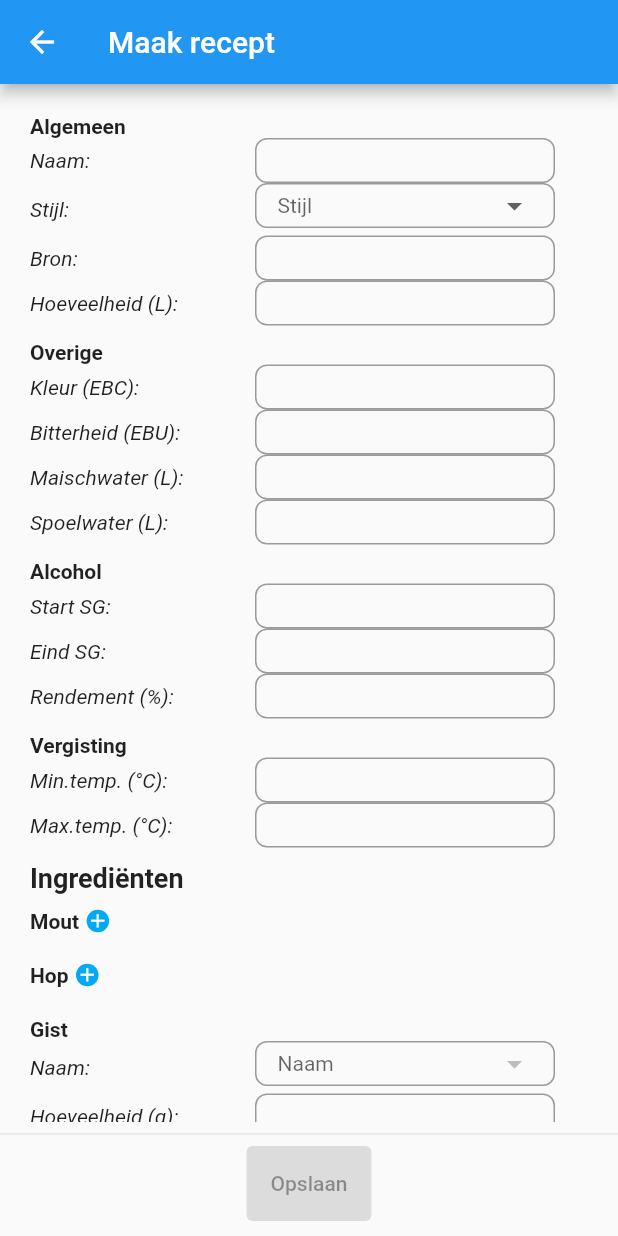
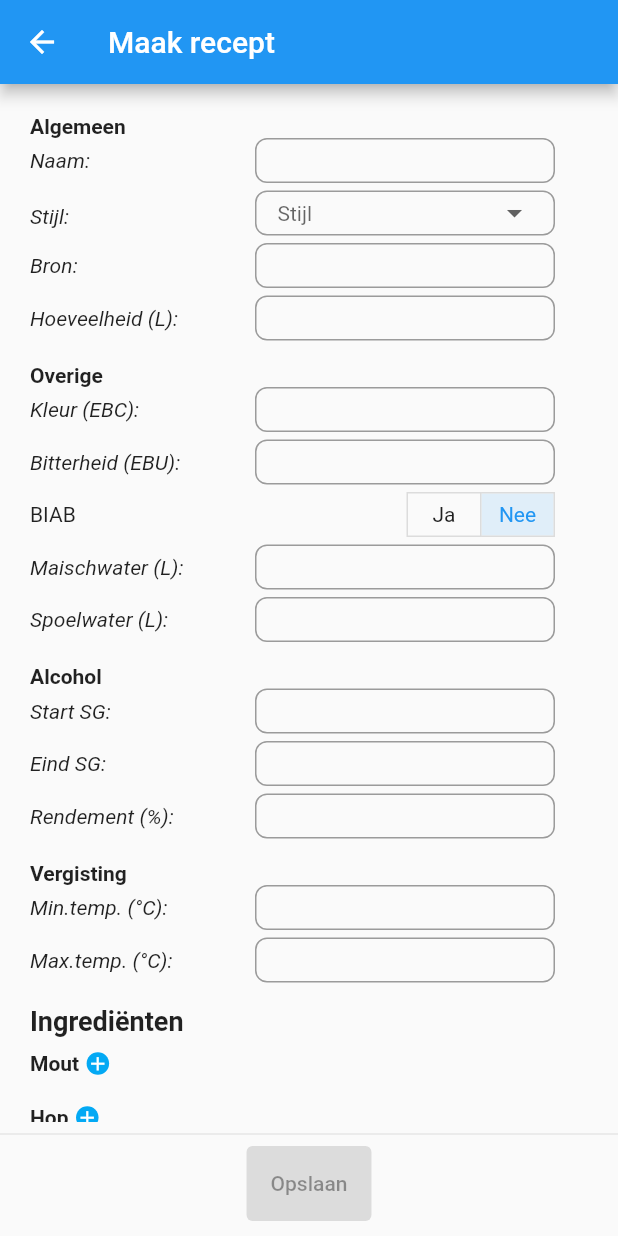
Before and after one commit to tanja-de-jong/beer-brewer, a Flutter app: the screen it shows once a user with an empty profile is signed in, item 2 of the bottom bar chosen, after a tap on the "add" icon, on a phone screen of 412 x 824 dp. Run offline on Flutter 3.47's test engine with Material 2 defaults, Android fonts, the phone set to English and light mode, and no system bars; our stand-ins replace awesome_notifications, cloud_firestore, diacritic, dropdown_button2, firebase_auth, firebase_core and 3 more; accounts and stored records are empty.

Commit message:
Add BIAB option

```diff
--- a/lib/authentication/authentication.dart
+++ b/lib/authentication/authentication.dart
@@ -1,5 +1,6 @@
 import 'package:beer_brewer/authentication/sign_in.dart';
 import 'package:beer_brewer/batch/batches_overview.dart';
+import 'package:beer_brewer/data/database_controller.dart';
 import 'package:firebase_auth/firebase_auth.dart';
 import 'package:flutter/foundation.dart';
 import 'package:flutter/material.dart';
--- a/lib/batch/batch_details.dart
+++ b/lib/batch/batch_details.dart
@@ -89,8 +89,9 @@ class _BatchDetailsState extends State<BatchDetails> {
               _getRow("Bitterheid",
                   Text(batch.bitter == null ? "-" : "${batch.bitter} EBU")),
               const SizedBox(height: 10),
-              _getRow("Maischwater", Text("${batch.mashing.water} liter")),
-              _getRow("Spoelwater", Text("${batch.rinsingWater} liter")),
+              _getRow("BIAB", Text(batch.biab ? "Ja" : "Nee")),
+              _getRow("Maischwater", Text(batch.mashing.water == null ? "-" : "${batch.mashing.water} liter")),
+              if (!batch.biab) _getRow("Spoelwater", Text(batch.rinsingWater == null ? "-" : "${batch.rinsingWater} liter")),
               _getRow(
                   "Bottelsuiker",
                   Text(batch.bottleSugar == null ||
--- a/lib/batch/batches_overview.dart
+++ b/lib/batch/batches_overview.dart
@@ -57,11 +57,9 @@ class _BatchesOverviewState extends State<BatchesOverview> {
 
   @override
   void initState() {
-    Store.loadRecipes();
-    Store.loadProducts()
-        .then((value) => Store.loadBatches().then((value) => setState(() {
-              loading = false;
-            })));
+    Store.loadData().then((value) => setState(() {
+          loading = false;
+        }));
 
     super.initState();
   }
@@ -81,7 +79,7 @@ class _BatchesOverviewState extends State<BatchesOverview> {
                   Navigator.of(context).pushAndRemoveUntil(
                       MaterialPageRoute(
                           builder: (context) => const AuthenticationPage()),
-                          (Route<dynamic> route) => false);
+                      (Route<dynamic> route) => false);
                 },
                 child: const Icon(
                   Icons.logout,
--- a/lib/data/database_controller.dart
+++ b/lib/data/database_controller.dart
@@ -1,3 +1,4 @@
+import 'package:beer_brewer/data/store.dart';
 import 'package:beer_brewer/notification.dart';
 import 'package:cloud_firestore/cloud_firestore.dart';
 import 'package:flutter/foundation.dart';
@@ -8,23 +9,45 @@ import '../models/product.dart';
 import '../models/recipe.dart';
 
 class DatabaseController {
-  static DocumentReference<Map<String, dynamic>> db = FirebaseFirestore.instance.collection("users").doc(Authentication.email!.toLowerCase());
+  static DocumentReference<Map<String, dynamic>>? db;
+
+  static Future<void> setDB() async {
+    String? groupId = await getGroupId(Authentication.email!.toLowerCase());
+    if (groupId == null) {
+      groupId = FirebaseFirestore.instance.collection("groups").doc().id;
+      FirebaseFirestore.instance.collection("users").doc(Authentication.email!.toLowerCase()).set({"groupId": groupId});
+    }
+    db = FirebaseFirestore.instance.collection("groups").doc(groupId);
+  }
+
+  static Future<String?> getGroupId(String email) async {
+    String email = Authentication.email!.toLowerCase();
+    DocumentSnapshot<Map<String, dynamic>> doc = await FirebaseFirestore.instance.collection("users").doc(email).get();
+    Map<String, dynamic>? data = doc.data();
+    if (data != null && data.containsKey("groupId")) {
+      return data["groupId"];
+    } else {
+      String newGroupId = FirebaseFirestore.instance.collection("groups").doc().id;
+      FirebaseFirestore.instance.collection("users").doc(email).set({"groupId": newGroupId});
+      return newGroupId;
+    }
+  }
 
   static Future<void> migrateData() async {
     var products = (await FirebaseFirestore.instance.collection("products").get()).docs;
     for (var product in products) {
-      db.collection("products").doc(product.id).set(product.data());
+      db!.collection("products").doc(product.id).set(product.data());
     }
 
     var recipes = (await FirebaseFirestore.instance.collection("recipes").get()).docs;
     for (var product in recipes) {
-      db.collection("recipes").doc(product.id).set(product.data());
+      db!.collection("recipes").doc(product.id).set(product.data());
     }
   }
 
   static Future<List<Recipe>> getRecipes() async {
     List<Recipe> result = [];
-    List docs = (await db.collection("recipes").get()).docs;
+    List docs = (await db!.collection("recipes").get()).docs;
     for (QueryDocumentSnapshot<Map<String, dynamic>> doc in docs) {
       Recipe recipe = Recipe.create(doc.id, doc.data());
       result.add(recipe);
@@ -32,27 +55,27 @@ class DatabaseController {
     return result;
   }
 
-  static String saveRecipe(Recipe recipe) {
-    String newId = recipe.id == null ? (db.collection("recipes").doc()).id : recipe.id!;
+  static Future<String> saveRecipe(Recipe recipe) async {
+    String newId = recipe.id == null ? (db!.collection("recipes").doc()).id : recipe.id!;
 
-    db.collection("recipes").doc(newId).set(recipe.toMap());
+    db!.collection("recipes").doc(newId).set(recipe.toMap());
 
     return newId;
   }
 
   static Future<void> removeRecipe(Recipe recipe) async {
-    await db.collection("recipes").doc(recipe.id).delete();
+    await db!.collection("recipes").doc(recipe.id).delete();
   }
 
   static Future<List<Batch>> getBatches() async {
     List<Batch> result = [];
-    List docs = (await db.collection("batches").get()).docs;
+    List docs = (await db!.collection("batches").get()).docs;
     for (QueryDocumentSnapshot<Map<String, dynamic>> doc in docs) {
       Map data = doc.data();
       Batch batch = Batch.create(doc.id, data);
       result.add(batch);
       if (batch.isReadyToDrink() && batch.notifications.isNotEmpty) {
-        db.collection("batches").doc(batch.id).update({
+        db!.collection("batches").doc(batch.id).update({
           "notifications": null
         });
         batch.notifications = {};
@@ -62,16 +85,16 @@ class DatabaseController {
   }
 
   static Future<String> saveBatch(Batch batch) async {
-    String newId = batch.id == null ? (db.collection("batches").doc()).id : batch.id!;
+    String newId = batch.id == null ? (db!.collection("batches").doc()).id : batch.id!;
 
-    await db.collection("batches").doc(newId).set(batch.toMap());
+    await db!.collection("batches").doc(newId).set(batch.toMap());
     return newId;
   }
 
   static Future<Batch> brewBatch(Batch batch, DateTime? date, num startSG) async {
     DateTime brewDate = date ?? DateTime.now();
 
-    await db.collection("batches").doc(batch.id).update({
+    await db!.collection("batches").doc(batch.id).update({
       "brewDate": brewDate,
       "sgMeasurements": [{
         "date": brewDate,
@@ -93,7 +116,7 @@ class DatabaseController {
   static Future<Batch> lagerBatch(Batch batch, DateTime? date) async {
     DateTime lagerDate = date ?? DateTime.now();
 
-    await db.collection("batches").doc(batch.id).update({
+    await db!.collection("batches").doc(batch.id).update({
       "lagerDate": lagerDate,
       "notifications": batch.notifications.keys.map((e) => {
         "type": e.name,
@@ -108,7 +131,7 @@ class DatabaseController {
   static Future<Batch> bottleBatch(Batch batch, DateTime? date) async {
     DateTime bottleDate = date ?? DateTime.now();
 
-    await db.collection("batches").doc(batch.id).update({
+    await db!.collection("batches").doc(batch.id).update({
       "bottleDate": bottleDate,
       "notifications": batch.notifications.keys.map((e) => {
         "type": e.name,
@@ -121,7 +144,7 @@ class DatabaseController {
   }
 
   static Future<Batch> addSGToBatch(Batch batch, DateTime date, num value) async {
-    await db.collection("batches").doc(batch.id).update({"sgMeasurements": FieldValue.arrayUnion([
+    await db!.collection("batches").doc(batch.id).update({"sgMeasurements": FieldValue.arrayUnion([
         {
           "date": date,
           "SG": value
@@ -132,12 +155,12 @@ class DatabaseController {
   }
 
   static Future<void> removeBatch(Batch batch) async {
-    await db.collection("batches").doc(batch.id).delete();
+    await db!.collection("batches").doc(batch.id).delete();
   }
 
   static Future<List<Product>> getProducts() async {
     List<Product> result = [];
-    List docs = (await db.collection("products").get()).docs;
+    List docs = (await db!.collection("products").get()).docs;
     for (QueryDocumentSnapshot<Map<String, dynamic>> doc in docs) {
       Map data = doc.data();
       Product product = Product.create(doc.id, data);
@@ -157,22 +180,22 @@ class DatabaseController {
     };
 
     if (id == null) {
-      id = (await db.collection("products").add(data)).id;
+      id = (await db!.collection("products").add(data)).id;
     } else {
-      await db.collection("products").doc(id).set(data);
+      await db!.collection("products").doc(id).set(data);
     }
-    Product p = Product.create(id, data);
+    Product p = Product.create(id!, data);
 
     return p;
   }
 
   static Future<Product> updateAmountForProduct(Product product, num amount) async {
-    await db.collection("products").doc(product.id).update({ "amount": amount });
+    await db!.collection("products").doc(product.id).update({ "amount": amount });
     product.amountInStock = amount;
     return product;
   }
 
   static Future<void> removeProduct(Product product) async {
-    await db.collection("products").doc(product.id).delete();
+    await db!.collection("products").doc(product.id).delete();
   }
 }
--- a/lib/data/store.dart
+++ b/lib/data/store.dart
@@ -95,7 +95,7 @@ class Store {
     "Zeus",
   ];
 
-  static Map<Type, List> products = {
+  static Map<Type, List<Product>> products = {
     Malt: [],
     Hop: [],
     Yeast: [],
@@ -106,8 +106,36 @@ class Store {
   static List<Recipe> recipes = [];
   static List<Batch> batches = [];
 
+  static Future<void> loadData({ bool loadProducts: true, bool loadRecipes: true, bool loadBatches: true}) async {
+    if (DatabaseController.db == null) {
+      await DatabaseController.setDB();
+    }
+
+    if (loadProducts) {
+      List<Product> allProducts = await DatabaseController.getProducts();
+      products[Malt] = allProducts.whereType<Malt>().toList();
+      products[Hop] = allProducts.whereType<Hop>().toList();
+      products[Yeast] = allProducts.whereType<Yeast>().toList();
+      products[Sugar] = allProducts.whereType<Sugar>().toList();
+      products[Product] = allProducts
+          .where((product) => !(product is Malt ||
+          product is Hop ||
+          product is Yeast ||
+          product is Sugar))
+          .toList();
+    }
+    if (loadRecipes) {
+      recipes = await DatabaseController.getRecipes();
+    }
+    if (loadBatches) {
+      batches = await DatabaseController.getBatches();
+      notificationIds =
+          batches.expand((b) => b.notifications.values).toList().cast<int>();
+    }
+  }
+
   static Future<Recipe> saveRecipe(Recipe recipe) async {
-    String id = DatabaseController.saveRecipe(recipe);
+    String id = await DatabaseController.saveRecipe(recipe);
     if (recipe.id == null) {
       recipe.id == id;
       Store.recipes.add(recipe);
@@ -123,16 +151,6 @@ class Store {
     recipes.remove(recipe);
   }
 
-  static Future<void> loadRecipes() async {
-    print("NOTIFICATIONS");
-    List list = await AwesomeNotifications().listScheduledNotifications();
-    for (var item in list) {
-      print(item);
-    }
-    recipes = await DatabaseController.getRecipes();
-  }
-
-  // TODO
   static Future<Batch> saveBatch(Batch batch) async {
     if (batch.id != null) {
       Batch existingBatch = Store.batches.firstWhere((b) => batch.id == b.id);
@@ -246,12 +264,6 @@ class Store {
     batches.remove(batch);
   }
 
-  static Future<void> loadBatches() async {
-    batches = await DatabaseController.getBatches();
-    notificationIds =
-        batches.expand((b) => b.notifications.values).toList().cast<int>();
-  }
-
   static Future<Product> saveProduct(
       String? id,
       ProductCategory category,
@@ -272,20 +284,6 @@ class Store {
     return product;
   }
 
-  static Future<void> loadProducts() async {
-    List<Product> allProducts = await DatabaseController.getProducts();
-    products[Malt] = allProducts.whereType<Malt>().toList();
-    products[Hop] = allProducts.whereType<Hop>().toList();
-    products[Yeast] = allProducts.whereType<Yeast>().toList();
-    products[Sugar] = allProducts.whereType<Sugar>().toList();
-    products[Product] = allProducts
-        .where((product) => !(product is Malt ||
-            product is Hop ||
-            product is Yeast ||
-            product is Sugar))
-        .toList();
-  }
-
   static Future<Product> updateAmountForProduct(
       Product product, num amount) async {
     return DatabaseController.updateAmountForProduct(product, amount);
--- a/lib/form/TextFieldRow.dart
+++ b/lib/form/TextFieldRow.dart
@@ -53,7 +53,8 @@ class _TextFieldRowState extends State<TextFieldRow> {
 
   @override
   Widget build(BuildContext context) {
-    return SizedBox(
+    return Container(
+      padding: const EdgeInsets.only(bottom: 5),
       width: 350,
       child: Row(mainAxisAlignment: widget.alignment, children: [
         Text(
--- a/lib/main.dart
+++ b/lib/main.dart
@@ -115,13 +115,9 @@ class NotificationController {
   static Future<void> onActionReceivedMethod(
       ReceivedAction receivedAction) async {
     // Your code goes here
-    print("NOTIFICATIONS RECEIVED");
-    print(receivedAction.payload);
     if (receivedAction.payload != null &&
         receivedAction.payload!.containsKey("batch")) {
-      await Store.loadRecipes();
-      await Store.loadProducts();
-      await Store.loadBatches();
+      await Store.loadData();
 
       Iterable<Batch> batches = Store.batches
           .where((element) => element.id == receivedAction.payload!["batch"]!);
--- a/lib/models/batch.dart
+++ b/lib/models/batch.dart
@@ -16,6 +16,7 @@ class Batch {
   num? expFinalSG;
   num? color;
   num? bitter;
+  bool biab;
   Mashing mashing;
   num? rinsingWater;
   Cooking cooking;
@@ -40,6 +41,7 @@ class Batch {
       this.expFinalSG,
       this.color,
       this.bitter,
+      this.biab,
       this.mashing,
       this.rinsingWater,
       this.cooking,
@@ -82,6 +84,7 @@ class Batch {
         data["expFinalSG"],
         data["color"],
         data["bitter"],
+        data["biab"] ?? true,
         Mashing.create(data["mashing"]),
         data["rinsingWater"],
         Cooking.create(data["cooking"]),
--- a/lib/models/recipe.dart
+++ b/lib/models/recipe.dart
@@ -16,6 +16,7 @@ class Recipe {
   num? efficiency;
   num? color;
   num? bitter;
+  bool biab;
   late Mashing mashing;
   num? rinsingWater;
   late Cooking cooking;
@@ -36,6 +37,7 @@ class Recipe {
       this.efficiency,
       this.color,
       this.bitter,
+      this.biab,
       mashing,
       this.rinsingWater,
       cooking,
@@ -60,6 +62,7 @@ class Recipe {
       data["efficiency"],
       data["color"],
       data["bitter"],
+      data["biab"] ?? false,
       Mashing.create(data["mashing"]),
       data["rinsingWater"],
       Cooking.create(data["cooking"]),
--- a/lib/products_overview.dart
+++ b/lib/products_overview.dart
@@ -224,7 +224,7 @@ class _ProductsOverviewState extends State<ProductsOverview> {
   }
 
   void loadData(ProductCategory cat) async {
-    await Store.loadProducts();
+    await Store.loadData(loadBatches: false, loadRecipes: false);
     setState(() {
       brands = products.map((p) => p.brand).toSet();
       loading = false;
--- a/lib/recipe/recipe_creator.dart
+++ b/lib/recipe/recipe_creator.dart
@@ -40,7 +40,9 @@ class _RecipeCreatorState extends State<RecipeCreator> {
   num? efficiency;
   num? color;
   num? bitter;
+  bool biab = false;
   num? mashWater;
+  TextEditingController mashWaterController = TextEditingController();
   num? rinsingWater;
 
   List<MaltSpec> malts = [];
@@ -261,7 +263,7 @@ class _RecipeCreatorState extends State<RecipeCreator> {
   }
 
   Future<void> initData() async {
-    await Store.loadProducts();
+    await Store.loadData(loadBatches: false, loadRecipes: false);
     setState(() {
       if (recipe != null) {
         name = recipe?.name;
@@ -274,6 +276,7 @@ class _RecipeCreatorState extends State<RecipeCreator> {
             recipe?.efficiency == null ? null : (recipe?.efficiency)! * 100;
         color = recipe?.color;
         bitter = recipe?.bitter;
+        biab = recipe?.biab ?? false;
         mashWater = recipe?.mashing.water;
         rinsingWater = recipe?.rinsingWater;
         malts =
@@ -388,6 +391,7 @@ class _RecipeCreatorState extends State<RecipeCreator> {
                       efficiency == null ? null : efficiency! / 100,
                       color,
                       bitter,
+                      biab,
                       Mashing(
                           malts
                               .map((m) => SpecToProducts(m, [], null))
@@ -469,6 +473,11 @@ class _RecipeCreatorState extends State<RecipeCreator> {
                     onChanged: (value) {
                       setState(() {
                         amount = value;
+                        if (biab && amount != null) {
+                          mashWater = amount! * 1.5;
+                          mashWaterController.text = mashWater.toString();
+                          rinsingWater = null;
+                        }
                       });
                     }),
               ]),
@@ -493,15 +502,49 @@ class _RecipeCreatorState extends State<RecipeCreator> {
                         bitter = value;
                       });
                     }),
+                Container(
+                  padding: EdgeInsets.only(bottom: 5),
+                    width: 350,
+                    child: Row(
+                        mainAxisAlignment: MainAxisAlignment.spaceBetween,
+                        children: [
+                          const Text("BIAB"),
+                          SizedBox(
+                              height: 30,
+                              child: ToggleButtons(
+                                isSelected: [biab, !biab],
+                                onPressed: (value) {
+                                  setState(() {
+                                    biab = value == 0;
+                                    if (biab && amount != null) {
+                                      mashWater = amount! * 1.5;
+                                      mashWaterController.text = mashWater.toString();
+                                      rinsingWater = null;
+                                    }
+                                  });
+                                },
+                                children: const [
+                                  Padding(
+                                      padding:
+                                          EdgeInsets.only(left: 10, right: 10),
+                                      child: Text("Ja")),
+                                  Padding(
+                                      padding:
+                                          EdgeInsets.only(left: 10, right: 10),
+                                      child: Text("Nee"))
+                                ],
+                              ))
+                        ])),
                 DoubleTextFieldRow(
                     label: "Maischwater (L)",
                     initialValue: mashWater,
+                    controller: mashWaterController,
                     onChanged: (value) {
                       setState(() {
                         mashWater = value;
                       });
                     }),
-                DoubleTextFieldRow(
+                if (!biab) DoubleTextFieldRow(
                     label: "Spoelwater (L)",
                     initialValue: rinsingWater,
                     onChanged: (value) {
--- a/lib/recipe/recipes_overview.dart
+++ b/lib/recipe/recipes_overview.dart
@@ -17,7 +17,7 @@ class _RecipesOverviewState extends State<RecipesOverview> {
 
   @override
   void initState() {
-    Store.loadRecipes().then((value) => setState(() {
+    Store.loadData(loadProducts: false, loadBatches: false).then((value) => setState(() {
           loading = false;
         }));
     super.initState();
```
Also changed, not shown: lib/batch/batch_creator.dart (+71 -6 lines), lib/models/product.dart (+46 -0 lines).
